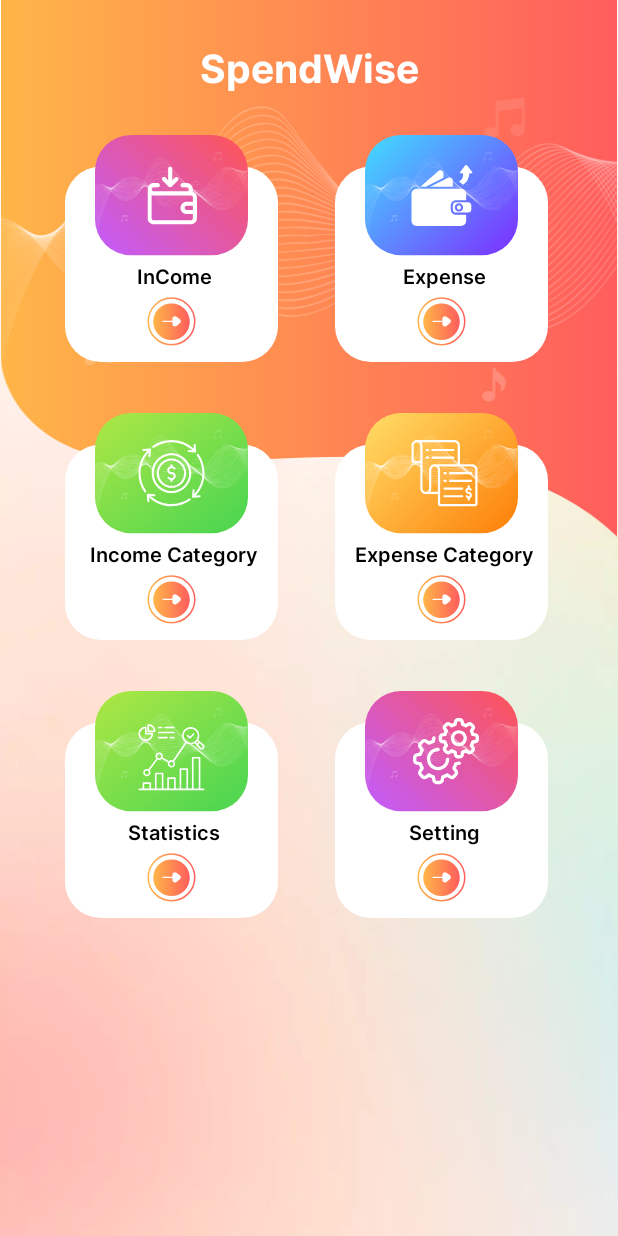
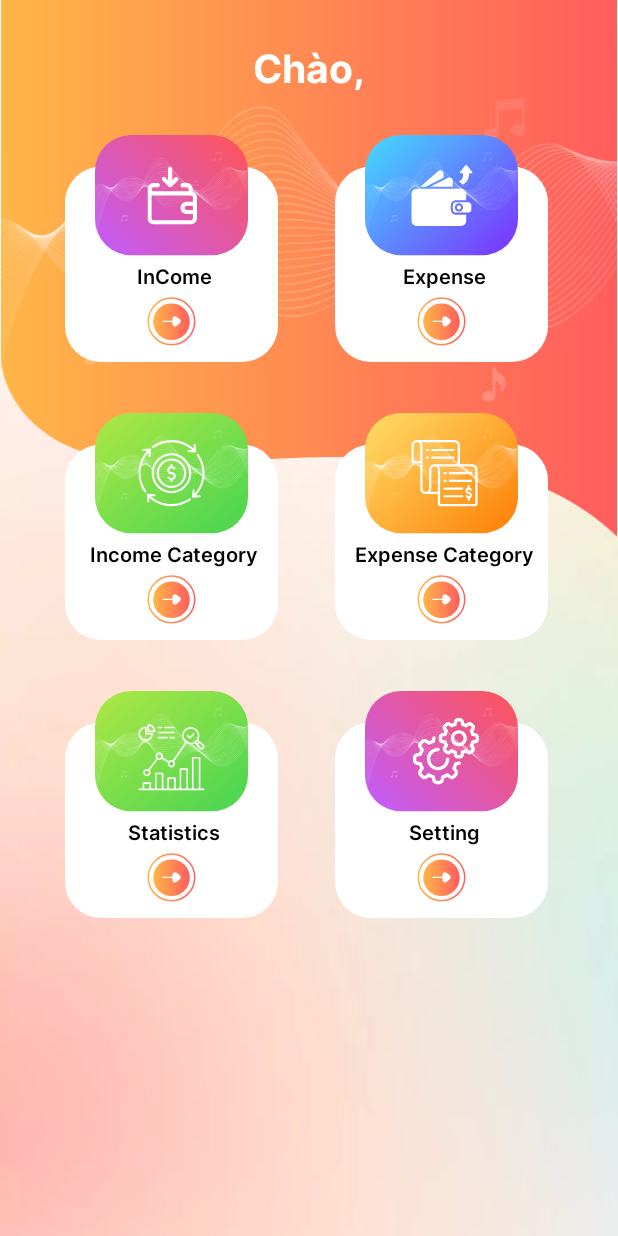
Before and after one commit to LeTuanVu-Dev/project_freelances, an Android app: the MainActivity screen opened directly, with no data from a screen before it, on a phone screen of 412 x 824 dp. Run offline under Robolectric (Android 15) with nearby library versions, the phone set to English and light mode, and no system bars; our stand-ins replace sdp/ssp sizes.

Commit message:
order done

```diff
--- a/app/src/main/java/com/tuanvu/quanlichitieu/future/activity/MainActivity.kt
+++ b/app/src/main/java/com/tuanvu/quanlichitieu/future/activity/MainActivity.kt
@@ -18,6 +18,7 @@ import com.tuanvu.quanlichitieu.future.database.viewmodel.IncomeCategoriesViewMo
 import com.tuanvu.quanlichitieu.future.database.viewmodel.IncomeCategoriesViewModelFactory
 import com.tuanvu.quanlichitieu.future.database.viewmodel.IncomeViewModel
 import com.tuanvu.quanlichitieu.future.database.viewmodel.IncomeViewModelFactory
+import com.tuanvu.quanlichitieu.future.preferences.SharedPreferenceUtils
 import com.tuanvu.quanlichitieu.future.ultis.Constants
 
 class MainActivity : BaseActivity<ActivityMainBinding>() {
@@ -40,6 +41,7 @@ class MainActivity : BaseActivity<ActivityMainBinding>() {
     override fun createView() {
         Log.d("VuLT", "createView: MainActivity")
 
+        binding.tvNameUser.text = SharedPreferenceUtils.keyUserNameLogin
         binding.ctnSetting.setOnClickListener {
             startActivity(Intent(this,SettingActivity::class.java))
         }
--- a/app/src/main/java/com/tuanvu/quanlichitieu/future/fragment/AddExpenseFragment.kt
+++ b/app/src/main/java/com/tuanvu/quanlichitieu/future/fragment/AddExpenseFragment.kt
@@ -62,7 +62,7 @@ class AddExpenseFragment : BaseFragment<FragmentAddExpenseBinding>() {
                 val amount = binding.inputAmount.text.toString().toFloat()
                 val date = binding.inputDate.text.toString().trim()
                 val des = binding.inputDescription.text.toString().trim()
-                val status = if (isState) Constants.RECEIVED else Constants.NOT_RECEIVED
+                val status = if (isState) Constants.PAID else Constants.UNPAID
                 val itemExpense = TableExpense(user_id = SharedPreferenceUtils.keyUserLogin,
                     category_id =idCat, amount = amount, date = date, description = des , status = status)
                 val result = Bundle().apply {
--- a/app/src/main/java/com/tuanvu/quanlichitieu/future/fragment/AddIncomeFragment.kt
+++ b/app/src/main/java/com/tuanvu/quanlichitieu/future/fragment/AddIncomeFragment.kt
@@ -66,7 +66,7 @@ class AddIncomeFragment :BaseFragment<FragmentAddIncomeBinding>() {
                 val amount = binding.inputAmount.text.toString().toFloat()
                 val date = binding.inputDate.text.toString().trim()
                 val des = binding.inputDescription.text.toString().trim()
-                val status = if (isState) Constants.PAID else Constants.UNPAID
+                val status = if (isState) Constants.RECEIVED else Constants.NOT_RECEIVED
                 val itemIncome = Income(user_id = SharedPreferenceUtils.keyUserLogin,
                     category_id =idCat, amount = amount, date = date, description = des , status = status)
                 val result = Bundle().apply {
--- a/app/src/main/java/com/tuanvu/quanlichitieu/future/fragment/DetailExpenseFragment.kt
+++ b/app/src/main/java/com/tuanvu/quanlichitieu/future/fragment/DetailExpenseFragment.kt
@@ -46,9 +46,9 @@ class DetailExpenseFragment : BaseFragment<FragmentDetailExpenseBinding>() {
                 binding.inputAmount.setText(item.amount.toString())
                 binding.inputDate.setText(item.date)
                 binding.inputDescription.setText(item.description)
-                isState = item.status == Constants.RECEIVED
+                isState = item.status == Constants.PAID
                 binding.ivState.setImageResource(
-                    if (item.status == Constants.RECEIVED) R.drawable.toggle_turn_off
+                    if (item.status == Constants.PAID) R.drawable.toggle_turn_off
                     else R.drawable.toggle_turn_on
                 )
             }
@@ -72,7 +72,7 @@ class DetailExpenseFragment : BaseFragment<FragmentDetailExpenseBinding>() {
             itemExpense.description = binding.inputDescription.text.toString().trim()
             itemExpense.category_id = binding.inputIdCat.text.toString().toLong()
             itemExpense.amount = binding.inputAmount.text.toString().toFloat()
-            itemExpense.status = if (isState) Constants.RECEIVED else Constants.NOT_RECEIVED
+            itemExpense.status = if (isState) Constants.PAID else Constants.UNPAID
             expenseViewModel.update(itemExpense)
             val result = Bundle().apply {
                 putSerializable("DATA_KEY_UPDATE", itemExpense)
--- a/app/src/main/java/com/tuanvu/quanlichitieu/future/fragment/DetailIncomeFragment.kt
+++ b/app/src/main/java/com/tuanvu/quanlichitieu/future/fragment/DetailIncomeFragment.kt
@@ -45,8 +45,8 @@ class DetailIncomeFragment :BaseFragment<FragmentDetailIncomeBinding>() {
                 binding.inputAmount.setText(item.amount.toString())
                 binding.inputDate.setText(item.date)
                 binding.inputDescription.setText(item.description)
-                isState = item.status == Constants.PAID
-                binding.ivState.setImageResource(if (item.status == Constants.PAID) R.drawable.toggle_turn_off
+                isState = item.status == Constants.RECEIVED
+                binding.ivState.setImageResource(if (item.status == Constants.RECEIVED) R.drawable.toggle_turn_off
                 else R.drawable.toggle_turn_on)
             }
         }
@@ -67,7 +67,7 @@ class DetailIncomeFragment :BaseFragment<FragmentDetailIncomeBinding>() {
             itemIncome.description = binding.inputDescription.text.toString().trim()
             itemIncome.category_id = binding.inputIdCat.text.toString().toLong()
             itemIncome.amount = binding.inputAmount.text.toString().toFloat()
-            itemIncome.status = if (isState) Constants.PAID else  Constants.UNPAID
+            itemIncome.status = if (isState) Constants.RECEIVED else  Constants.NOT_RECEIVED
             incomeViewModel.update(itemIncome)
             val result = Bundle().apply {
                 putSerializable("DATA_KEY_UPDATE", itemIncome)
--- a/app/src/main/java/com/tuanvu/quanlichitieu/future/fragment/SignInFragment.kt
+++ b/app/src/main/java/com/tuanvu/quanlichitieu/future/fragment/SignInFragment.kt
@@ -68,6 +68,7 @@ class SignInFragment : BaseFragment<LoginFragmentBinding>() {
         if (isCheckExist && item != null) {
             // Thực hiện hành động nếu item tồn tại
             SharedPreferenceUtils.keyUserLogin = item.user_id
+            SharedPreferenceUtils.keyUserNameLogin = item.full_name
             startActivity(Intent(requireContext(),MainActivity::class.java))
             requireActivity().finish()
         } else {
--- a/app/src/main/java/com/tuanvu/quanlichitieu/future/preferences/SharedPreferenceUtils.kt
+++ b/app/src/main/java/com/tuanvu/quanlichitieu/future/preferences/SharedPreferenceUtils.kt
@@ -6,6 +6,7 @@ object SharedPreferenceUtils {
     private const val FIRST_OPEN_APP = "FIRST_OPEN_APP"
     private const val PREF_CNT_OPEN_APP = "PREF_CNT_OPEN_APP"
     private const val KEY_USER = "KEY_USER"
+    private const val NAME_USER = "NAME_USER"
 
 
     var firstOpenApp: Boolean
@@ -20,4 +21,9 @@ object SharedPreferenceUtils {
         get() =
             MyApplication.instanceSharePreference.getLongValue(KEY_USER, -1)
         set(value) = MyApplication.instanceSharePreference.setLongValue(KEY_USER, value)
+
+    var keyUserNameLogin: String?
+        get() =
+            MyApplication.instanceSharePreference.getValue(NAME_USER, "")
+        set(value) = MyApplication.instanceSharePreference.setValue(NAME_USER, value)
 }
--- a/app/src/main/res/layout/activity_main.xml
+++ b/app/src/main/res/layout/activity_main.xml
@@ -13,18 +13,39 @@
         android:adjustViewBounds="true"
         android:src="@drawable/bg_header_main"
         app:layout_constraintTop_toTopOf="parent" />
-    <TextView
-        android:id="@+id/tvAppName"
+
+    <LinearLayout
+        android:id="@+id/itemHeader"
         android:layout_width="match_parent"
         android:layout_height="wrap_content"
-        android:text="@string/app_name"
-        android:fontFamily="@font/inter_bold"
-        android:textSize="@dimen/_20sdp"
-        android:textColor="@color/white"
+        android:layout_marginTop="@dimen/_20sdp"
         android:gravity="center"
-        android:layout_marginTop="@dimen/_20sdp"
         app:layout_constraintTop_toTopOf="parent"
-        />
+        android:orientation="horizontal">
+        <TextView
+            android:id="@+id/tvAppName"
+            android:layout_width="wrap_content"
+            android:layout_height="wrap_content"
+            android:text="Chào,"
+            android:fontFamily="@font/inter_bold"
+            android:textSize="@dimen/_20sdp"
+            android:textColor="@color/white"
+            android:gravity="center"
+            app:layout_constraintTop_toTopOf="parent"
+            />
+        <TextView
+            android:id="@+id/tvNameUser"
+            android:layout_width="wrap_content"
+            android:layout_height="wrap_content"
+            android:text="fullname"
+            android:fontFamily="@font/inter_medium"
+            android:textSize="@dimen/_16sdp"
+            android:textColor="@color/black"
+            android:gravity="center"
+            app:layout_constraintTop_toBottomOf="@id/tvAppName"
+            />
+    </LinearLayout>
+
 
     <LinearLayout
         android:layout_width="match_parent"
@@ -33,7 +54,7 @@
         android:layout_marginTop="@dimen/_20sdp"
         android:id="@+id/lnContainer1"
         android:layout_marginHorizontal="@dimen/_20sdp"
-        app:layout_constraintTop_toBottomOf="@id/tvAppName"
+        app:layout_constraintTop_toBottomOf="@id/itemHeader"
         >
         <androidx.constraintlayout.widget.ConstraintLayout
             android:layout_width="0dp"
--- a/app/src/main/res/layout/activity_setting.xml
+++ b/app/src/main/res/layout/activity_setting.xml
@@ -52,6 +52,7 @@
             android:layout_width="match_parent"
             android:layout_height="wrap_content"
             android:padding="@dimen/_14sdp"
+            android:visibility="gone"
             android:layout_marginTop="@dimen/_10sdp"
             android:background="@drawable/bg_item_setting">
             <ImageView
--- a/app/src/main/res/layout/epoxy_item_expense.xml
+++ b/app/src/main/res/layout/epoxy_item_expense.xml
@@ -79,6 +79,7 @@
                 android:layout_height="wrap_content"
                 android:text="@{title}"
                 android:textSize="@dimen/_14ssp"
+                android:layout_marginTop="@dimen/_4sdp"
                 android:singleLine="true"
                 android:maxLength="50"
                 android:ellipsize="marquee"
--- a/app/src/main/res/layout/epoxy_item_income.xml
+++ b/app/src/main/res/layout/epoxy_item_income.xml
@@ -87,6 +87,7 @@
                 android:layout_marginHorizontal="@dimen/_8sdp"
                 android:fontFamily="@font/inter_semibold"
                 android:includeFontPadding="false"
+                android:layout_marginTop="@dimen/_4sdp"
                 app:layout_constraintTop_toTopOf="@id/ivBack"
                 app:layout_constraintBottom_toBottomOf="@id/ivBack"
                 android:textColor="@color/black"
--- a/app/src/main/res/layout/fragment_add_expense.xml
+++ b/app/src/main/res/layout/fragment_add_expense.xml
@@ -214,7 +214,7 @@
             <TextView
                 android:layout_width="wrap_content"
                 android:layout_height="wrap_content"
-                android:text="Not Received"
+                android:text="@string/unpaid"
                 android:layout_gravity="center_vertical"
                 android:fontFamily="@font/inter_regular"
                 android:textColor="@color/black"
@@ -231,7 +231,7 @@
             <TextView
                 android:layout_width="wrap_content"
                 android:layout_height="wrap_content"
-                android:text="Received"
+                android:text="@string/paid"
                 android:fontFamily="@font/inter_regular"
                 android:textColor="@color/black"
                 android:layout_gravity="center_vertical"
--- a/app/src/main/res/layout/fragment_add_income.xml
+++ b/app/src/main/res/layout/fragment_add_income.xml
@@ -214,7 +214,7 @@
             <TextView
                 android:layout_width="wrap_content"
                 android:layout_height="wrap_content"
-                android:text="@string/paid"
+                android:text="@string/received"
                 android:layout_gravity="center_vertical"
                 android:fontFamily="@font/inter_regular"
                 android:textColor="@color/black"
@@ -231,7 +231,7 @@
             <TextView
                 android:layout_width="wrap_content"
                 android:layout_height="wrap_content"
-                android:text="@string/unpaid"
+                android:text="@string/not_received"
                 android:fontFamily="@font/inter_regular"
                 android:textColor="@color/black"
                 android:layout_gravity="center_vertical"
--- a/app/src/main/res/values/strings.xml
+++ b/app/src/main/res/values/strings.xml
@@ -51,4 +51,6 @@
     <string name="create_expense">Create Expense</string>
     <string name="create_expense_categories">Create Expense Categories</string>
     <string name="create_income_categories">Create Income Categories</string>
+    <string name="not_received">Not Received</string>
+    <string name="received">Received</string>
 </resources>
```
